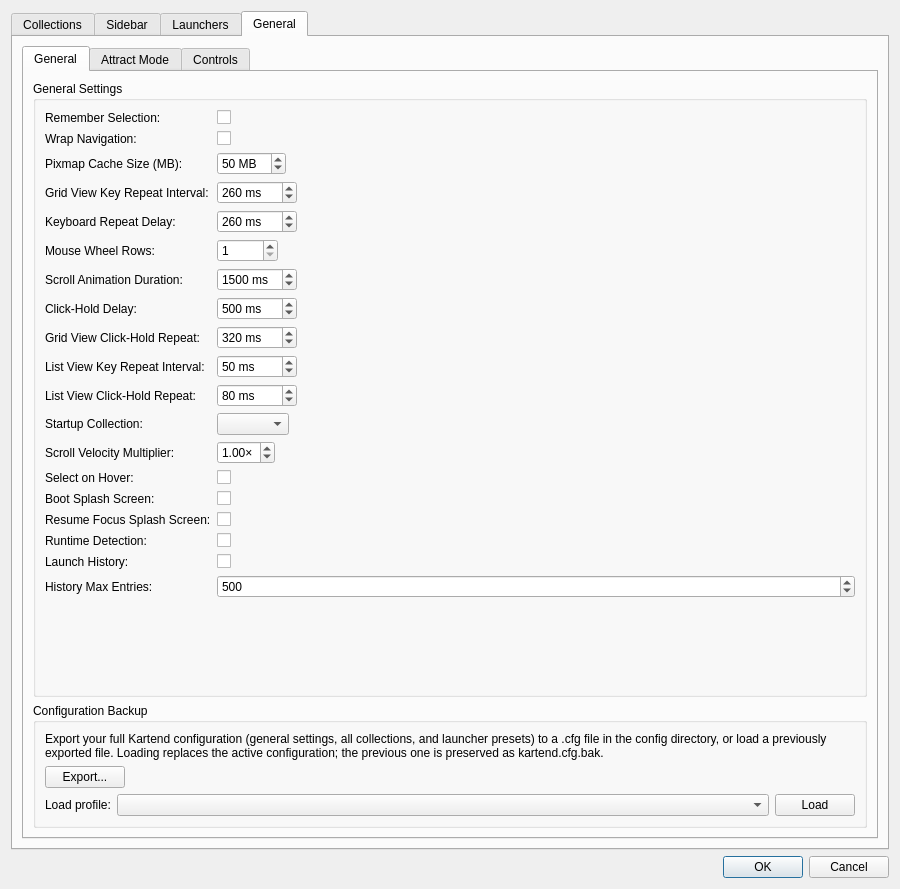
Before: the Qt Designer form src/ui/dialogs/settingsdialog.ui in EtherAura/Kartend, drawn with Qt 5.
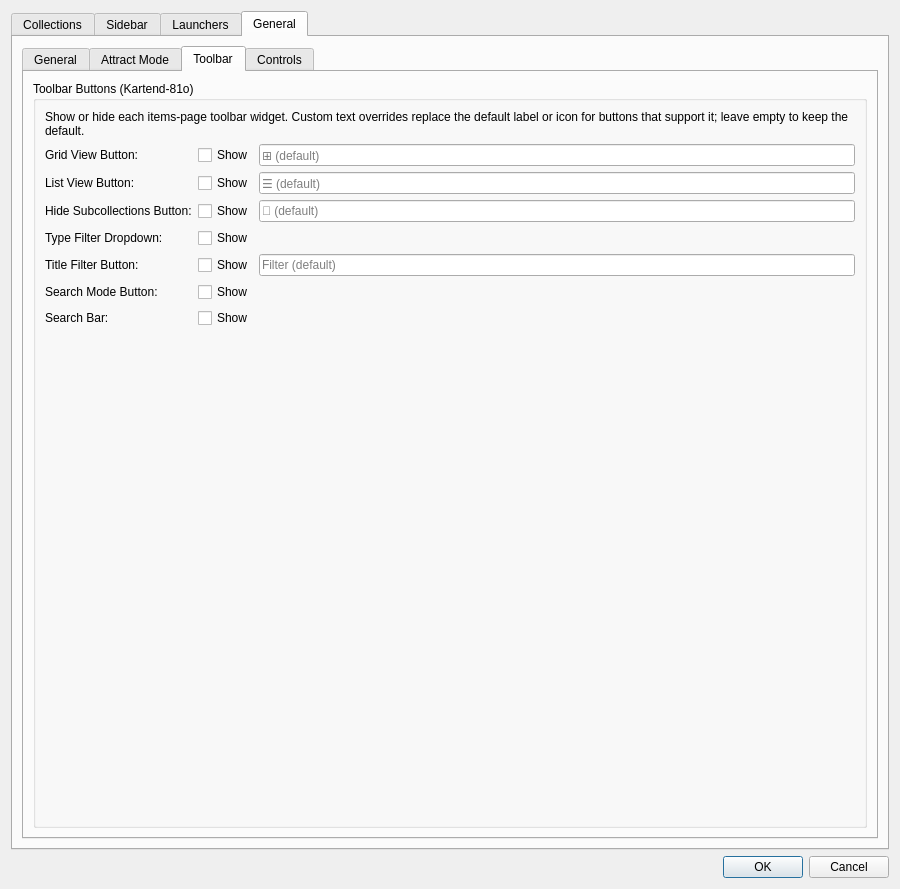
After: the same form once the commit is applied. The open tabs and pages were chosen to show the change. Icons and pictures are not drawn. Custom widgets are drawn as their Qt base class.

Commit message: feat(toolbar): customizable items-page toolbar [Kartend-81o]

Diff of the .ui file:
```diff
--- a/src/ui/dialogs/settingsdialog.ui
+++ b/src/ui/dialogs/settingsdialog.ui
@@ -2084,6 +2084,150 @@
            </item>
           </layout>
          </widget>
+         <widget class="QWidget" name="toolbarSubTab">
+          <attribute name="title">
+           <string>Toolbar</string>
+          </attribute>
+          <layout class="QVBoxLayout" name="toolbarSubTabLayout">
+           <item>
+            <widget class="QGroupBox" name="toolbarGroupBox">
+             <property name="title">
+              <string>Toolbar Buttons (Kartend-81o)</string>
+             </property>
+             <layout class="QVBoxLayout" name="toolbarGroupBoxLayout">
+              <item>
+               <widget class="QLabel" name="toolbarHelpLabel">
+                <property name="wordWrap"><bool>true</bool></property>
+                <property name="text">
+                 <string>Show or hide each items-page toolbar widget. Custom text overrides replace the default label or icon for buttons that support it; leave empty to keep the default.</string>
+                </property>
+               </widget>
+              </item>
+              <item>
+               <layout class="QFormLayout" name="toolbarFormLayout">
+                <item row="0" column="0">
+                 <widget class="QLabel" name="toolbarGridViewLabel">
+                  <property name="text"><string>Grid View Button:</string></property>
+                 </widget>
+                </item>
+                <item row="0" column="1">
+                 <layout class="QHBoxLayout" name="toolbarGridViewLayout">
+                  <item>
+                   <widget class="QCheckBox" name="toolbarGridViewVisibleCheckBox">
+                    <property name="text"><string>Show</string></property>
+                   </widget>
+                  </item>
+                  <item>
+                   <widget class="QLineEdit" name="toolbarGridViewTextEdit">
+                    <property name="placeholderText"><string>⊞ (default)</string></property>
+                    <property name="toolTip"><string>Custom label or icon character; leave blank to keep the default.</string></property>
+                   </widget>
+                  </item>
+                 </layout>
+                </item>
+                <item row="1" column="0">
+                 <widget class="QLabel" name="toolbarListViewLabel">
+                  <property name="text"><string>List View Button:</string></property>
+                 </widget>
+                </item>
+                <item row="1" column="1">
+                 <layout class="QHBoxLayout" name="toolbarListViewLayout">
+                  <item>
+                   <widget class="QCheckBox" name="toolbarListViewVisibleCheckBox">
+                    <property name="text"><string>Show</string></property>
+                   </widget>
+                  </item>
+                  <item>
+                   <widget class="QLineEdit" name="toolbarListViewTextEdit">
+                    <property name="placeholderText"><string>☰ (default)</string></property>
+                    <property name="toolTip"><string>Custom label or icon character; leave blank to keep the default.</string></property>
+                   </widget>
+                  </item>
+                 </layout>
+                </item>
+                <item row="2" column="0">
+                 <widget class="QLabel" name="toolbarHideSubcollectionsLabel">
+                  <property name="text"><string>Hide Subcollections Button:</string></property>
+                 </widget>
+                </item>
+                <item row="2" column="1">
+                 <layout class="QHBoxLayout" name="toolbarHideSubcollectionsLayout">
+                  <item>
+                   <widget class="QCheckBox" name="toolbarHideSubcollectionsVisibleCheckBox">
+                    <property name="text"><string>Show</string></property>
+                   </widget>
+                  </item>
+                  <item>
+                   <widget class="QLineEdit" name="toolbarHideSubcollectionsTextEdit">
+                    <property name="placeholderText"><string>📁 (default)</string></property>
+                    <property name="toolTip"><string>Custom label or icon character; leave blank to keep the default.</string></property>
+                   </widget>
+                  </item>
+                 </layout>
+                </item>
+                <item row="3" column="0">
+                 <widget class="QLabel" name="toolbarTypeFilterLabel">
+                  <property name="text"><string>Type Filter Dropdown:</string></property>
+                 </widget>
+                </item>
+                <item row="3" column="1">
+                 <widget class="QCheckBox" name="toolbarTypeFilterVisibleCheckBox">
+                  <property name="text"><string>Show</string></property>
+                 </widget>
+                </item>
+                <item row="4" column="0">
+                 <widget class="QLabel" name="toolbarTitleFilterLabel">
+                  <property name="text"><string>Title Filter Button:</string></property>
+                 </widget>
+                </item>
+                <item row="4" column="1">
+                 <layout class="QHBoxLayout" name="toolbarTitleFilterLayout">
+                  <item>
+                   <widget class="QCheckBox" name="toolbarTitleFilterVisibleCheckBox">
+                    <property name="text"><string>Show</string></property>
+                   </widget>
+                  </item>
+                  <item>
+                   <widget class="QLineEdit" name="toolbarTitleFilterTextEdit">
+                    <property name="placeholderText"><string>Filter (default)</string></property>
+                    <property name="toolTip"><string>Custom label for the title-filter button; leave blank to keep the default.</string></property>
+                   </widget>
+                  </item>
+                 </layout>
+                </item>
+                <item row="5" column="0">
+                 <widget class="QLabel" name="toolbarSearchModeLabel">
+                  <property name="text"><string>Search Mode Button:</string></property>
+                 </widget>
+                </item>
+                <item row="5" column="1">
+                 <widget class="QCheckBox" name="toolbarSearchModeVisibleCheckBox">
+                  <property name="text"><string>Show</string></property>
+                 </widget>
+                </item>
+                <item row="6" column="0">
+                 <widget class="QLabel" name="toolbarSearchBarLabel">
+                  <property name="text"><string>Search Bar:</string></property>
+                 </widget>
+                </item>
+                <item row="6" column="1">
+                 <widget class="QCheckBox" name="toolbarSearchBarVisibleCheckBox">
+                  <property name="text"><string>Show</string></property>
+                 </widget>
+                </item>
+               </layout>
+              </item>
+              <item>
+               <spacer name="toolbarVerticalSpacer">
+                <property name="orientation"><enum>Qt::Orientation::Vertical</enum></property>
+                <property name="sizeHint" stdset="0"><size><width>20</width><height>40</height></size></property>
+               </spacer>
+              </item>
+             </layout>
+            </widget>
+           </item>
+          </layout>
+         </widget>
          <widget class="QWidget" name="controlsSubTab">
           <attribute name="title">
            <string>Controls</string>
```
The commit also changes 25 other files.
